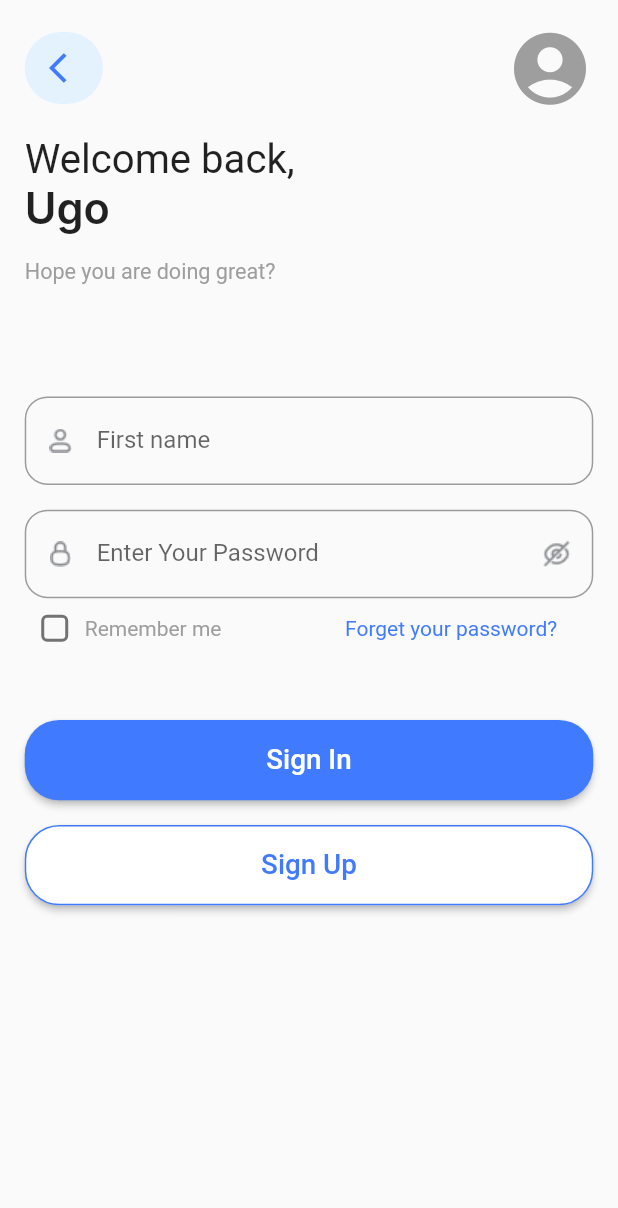
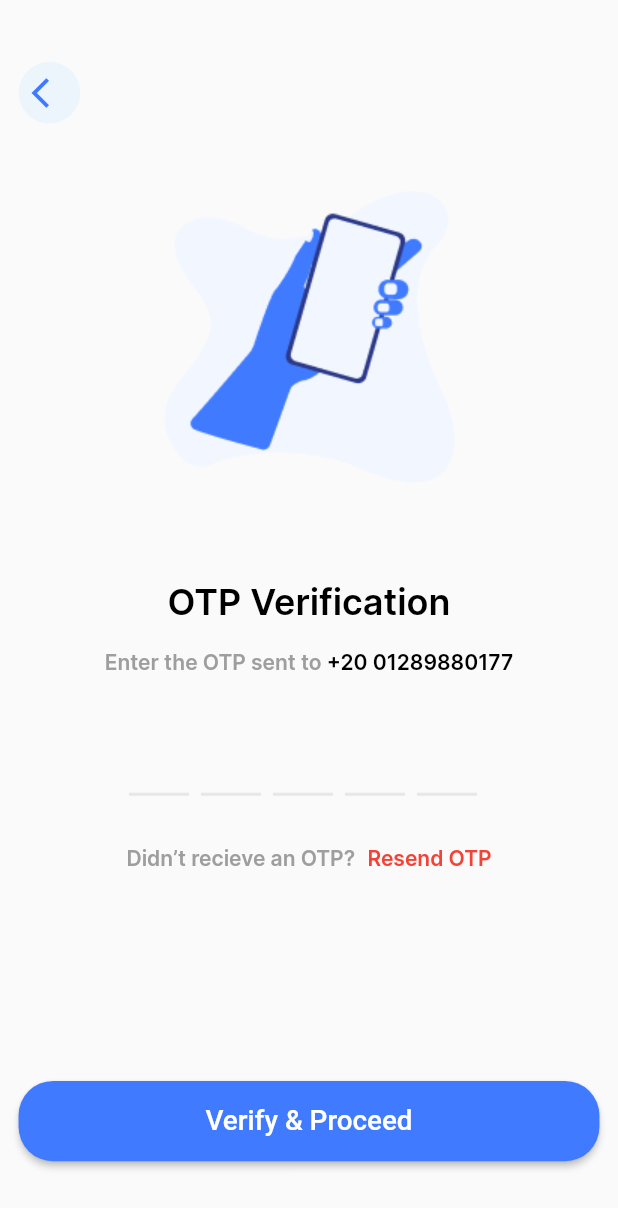
Before and after one commit to mostafa1255/Payment_App, a Flutter app: the screen it shows after launch, on a phone screen of 412 x 824 dp. Shown: the top 1208 px of the screen. Run offline on Flutter 3.47's test engine with Material 2 defaults, Android fonts, the phone set to English and light mode, and no system bars; drawn by our look-alikes of flutter_otp_text_field; our stand-ins replace animated_splash_screen, csc_picker, dio, get, get_it, logger and 2 more.

Commit message:
OTP screen done

```diff
--- a/lib/App/Presentation/View/Screens/Auth/Login_Screen/widgets/LoginScreenBody.dart
+++ b/lib/App/Presentation/View/Screens/Auth/Login_Screen/widgets/LoginScreenBody.dart
@@ -3,6 +3,7 @@ import 'package:payment_app/App/Presentation/View/Widgets/customMainButton.dart'
 import 'package:payment_app/App/Styles/colors.dart';
 import 'package:payment_app/App/Styles/Assets.dart';
 import 'package:payment_app/App/Styles/text_Style.dart';
+import '../../../../Widgets/customBackIcon.dart';
 import '../../../../Widgets/customCheckBox.dart';
 import '../../../../Widgets/customSideButton.dart';
 import '../../../../Widgets/customTextField1.dart';
@@ -28,24 +29,7 @@ class _LoginScreenBodyState extends State<LoginScreenBody> {
           Row(
             mainAxisAlignment: MainAxisAlignment.spaceBetween,
             children: [
-              Container(
-                decoration: BoxDecoration(
-                    color: Colors.blue.shade50,
-                    borderRadius: BorderRadius.circular(50)),
-                child: Row(
-                  children: [
-                    SizedBox(
-                      width: device.width * 0.01,
-                    ),
-                    IconButton(
-                        onPressed: () {},
-                        icon: const Icon(
-                          Icons.arrow_back_ios,
-                          color: Color(colors.kPrimaryColor),
-                        )),
-                  ],
-                ),
-              ),
+              customBackIcon(device: device),
               Icon(
                 Icons.account_circle,
                 size: device.width * 0.14,
@@ -82,15 +66,7 @@ class _LoginScreenBodyState extends State<LoginScreenBody> {
           SizedBox(
             height: device.height * 0.02,
           ),
-          TextFormField(
-            decoration: InputDecoration(
-                suffixIcon: IconButton(
-                    onPressed: () {}, icon: Image.asset(Aseets.eyesplash)),
-                prefixIcon: Image.asset(Aseets.Lock),
-                border:
-                    OutlineInputBorder(borderRadius: BorderRadius.circular(15)),
-                labelText: "Enter Your Password"),
-          ),
+          customTextField2(),
           Row(
             children: [
               const customCheckBox(),
@@ -128,3 +104,22 @@ class _LoginScreenBodyState extends State<LoginScreenBody> {
     ));
   }
 }
+
+class customTextField2 extends StatelessWidget {
+  const customTextField2({
+    super.key,
+  });
+
+  @override
+  Widget build(BuildContext context) {
+    return TextFormField(
+      decoration: InputDecoration(
+          suffixIcon: IconButton(
+              onPressed: () {}, icon: Image.asset(Aseets.eyesplash)),
+          prefixIcon: Image.asset(Aseets.Lock),
+          border:
+              OutlineInputBorder(borderRadius: BorderRadius.circular(15)),
+          labelText: "Enter Your Password"),
+    );
+  }
+}
--- /dev/null
+++ b/lib/App/Presentation/View/Screens/Auth/OTP/otp_Screen.dart
@@ -0,0 +1,12 @@
+import 'package:flutter/material.dart';
+
+import 'widgets/otpScreenBody.dart';
+
+class otpScreen extends StatelessWidget {
+  const otpScreen({super.key});
+
+  @override
+  Widget build(BuildContext context) {
+    return Scaffold(body: const otpScreenBody());
+  }
+}
--- /dev/null
+++ b/lib/App/Presentation/View/Screens/Auth/OTP/widgets/otpScreenBody.dart
@@ -0,0 +1,113 @@
+import 'package:flutter/material.dart';
+import 'package:payment_app/App/Presentation/View/Widgets/customMainButton.dart';
+import 'package:payment_app/App/Styles/colors.dart';
+import 'package:payment_app/App/Styles/text_Style.dart';
+import 'package:flutter_otp_text_field/flutter_otp_text_field.dart';
+import '../../../../../../Styles/Assets.dart';
+import '../../../../Widgets/customBackIcon.dart';
+
+class otpScreenBody extends StatelessWidget {
+  const otpScreenBody({super.key});
+
+  @override
+  Widget build(BuildContext context) {
+    Size device = MediaQuery.sizeOf(context);
+    return Padding(
+      padding: EdgeInsets.symmetric(horizontal: device.width * 0.03),
+      child: SingleChildScrollView(
+        child: Column(
+          crossAxisAlignment: CrossAxisAlignment.start,
+          children: [
+            SizedBox(
+              height: device.height * 0.05,
+            ),
+            customBackIcon(device: device),
+            Center(child: Image.asset(Aseets.OTP)),
+            SizedBox(
+              height: device.height * 0.03,
+            ),
+            Center(
+              child: Column(
+                children: [
+                  const Text(
+                    "OTP Verification",
+                    style: textstyle.textstyle24,
+                  ),
+                  SizedBox(
+                    height: device.height * 0.02,
+                  ),
+                  Row(
+                    mainAxisAlignment: MainAxisAlignment.center,
+                    children: [
+                      const Text(
+                        "Enter the OTP sent to ",
+                        style: textstyle.textstyle14,
+                      ),
+                      Text(
+                        "+20 01289880177",
+                        style: textstyle.textstyle14.copyWith(
+                          color: Colors.black,
+                        ),
+                      ),
+                    ],
+                  ),
+                ],
+              ),
+            ),
+            SizedBox(
+              height: device.height * 0.04,
+            ),
+            OtpTextField(
+              numberOfFields: 5,
+              borderColor: Color(colors.kPrimaryColor),
+              //set to true to show as box or false to show as dash
+              showFieldAsBox: false,
+              //runs when a code is typed in
+              onCodeChanged: (String code) {
+                //handle validation or checks here
+              },
+              //runs when every textfield is filled
+              onSubmit: (String verificationCode) {
+                showDialog(
+                    context: context,
+                    builder: (context) {
+                      return AlertDialog(
+                        title: const Text("Verification Code"),
+                        content: Text('Code entered is $verificationCode'),
+                      );
+                    });
+              }, // end onSubmit
+            ),
+            SizedBox(
+              height: device.height * 0.04,
+            ),
+            Row(
+              mainAxisAlignment: MainAxisAlignment.center,
+              children: [
+                const Text(
+                  "Didn’t recieve an OTP?",
+                  style: textstyle.textstyle14,
+                ),
+                SizedBox(
+                  width: device.width * 0.02,
+                ),
+                Text(
+                  "Resend OTP",
+                  style: textstyle.textstyle14.copyWith(color: Colors.red),
+                ),
+              ],
+            ),
+            SizedBox(
+              height: device.height * 0.17,
+            ),
+            customMainButton(
+              device: device,
+              txt: "Verify & Proceed",
+              onPressed: () {},
+            )
+          ],
+        ),
+      ),
+    );
+  }
+}
--- /dev/null
+++ b/lib/App/Presentation/View/Widgets/customBackIcon.dart
@@ -0,0 +1,28 @@
+import 'package:flutter/material.dart';
+import 'package:payment_app/App/Styles/colors.dart';
+
+class customBackIcon extends StatelessWidget {
+  const customBackIcon({
+    super.key,
+    required this.device,
+  });
+
+  final Size device;
+
+  @override
+  Widget build(BuildContext context) {
+    return Container(
+      width: device.width * 0.1,
+      height: device.width * 0.1,
+      decoration: BoxDecoration(
+          color: Colors.blue.shade50.withOpacity(0.6),
+          borderRadius: BorderRadius.circular(device.width * 0.14 / 2)),
+      child: IconButton(
+          onPressed: () {},
+          icon: const Icon(
+            Icons.arrow_back_ios,
+            color: Color(colors.kPrimaryColor),
+          )),
+    );
+  }
+}
--- a/lib/App/Presentation/View/Widgets/customTextField1.dart
+++ b/lib/App/Presentation/View/Widgets/customTextField1.dart
@@ -12,8 +12,13 @@ class customTextField1 extends StatelessWidget {
   Widget build(BuildContext context) {
     return TextFormField(
       decoration: InputDecoration(
+          enabledBorder: OutlineInputBorder(
+              borderRadius: BorderRadius.circular(15),
+              borderSide: BorderSide(color: Colors.grey.withOpacity(0.45))),
           prefixIcon: Image.asset(icon),
-          border: OutlineInputBorder(borderRadius: BorderRadius.circular(15)),
+          border: OutlineInputBorder(
+            borderRadius: BorderRadius.circular(15),
+          ),
           labelText: txt),
     );
   }
--- a/lib/App/Styles/Assets.dart
+++ b/lib/App/Styles/Assets.dart
@@ -7,4 +7,8 @@ class Aseets {
   static const account = "assets/Icons/Group.png";
   static const Lock = "assets/Icons/Group2.png";
   static const eyesplash = "assets/Icons/eye-slash.png";
+  static const Phone = "assets/Icons/Group3.png";
+  static const Email = "assets/Icons/Group4.png";
+  static const country = "assets/Icons/Group 1844.png";
+  static const OTP = "assets/images/Connectivity 03.png";
 }
--- a/lib/App/Styles/text_Style.dart
+++ b/lib/App/Styles/text_Style.dart
@@ -1,5 +1,11 @@
 import 'package:flutter/material.dart';
 
 class textstyle {
-  static const textstyle14 = TextStyle(color: Colors.grey, fontSize: 14);
+  static const textstyle14 =
+      TextStyle(color: Colors.grey, fontSize: 14, fontFamily: "Inter");
+  static const textstyle24 = TextStyle(
+    color: Colors.black,
+    fontSize: 24,
+    fontFamily: "Inter",
+  );
 }
--- a/lib/main.dart
+++ b/lib/main.dart
@@ -1,7 +1,7 @@
 import 'package:flutter/material.dart';
 import 'package:get/get.dart';
-import 'package:payment_app/App/Presentation/View/Screens/Auth/Login_Screen/Login_Screen.dart';
-import 'package:payment_app/App/Presentation/View/Screens/Splash_Screen/Spash_Screen.dart';
+import 'package:payment_app/App/Presentation/View/Screens/Auth/OTP/otp_Screen.dart';
+import 'package:payment_app/App/Presentation/View/Screens/Auth/Register_Screen/Register_Screen.dart';
 
 void main() {
   runApp(const MyApp());
@@ -15,7 +15,7 @@ class MyApp extends StatelessWidget {
   Widget build(BuildContext context) {
     return const GetMaterialApp(
       debugShowCheckedModeBanner: false,
-      home: LoginScreen(),
+      home: otpScreen(),
     );
   }
 }
--- a/pubspec.yaml
+++ b/pubspec.yaml
@@ -29,11 +29,13 @@ environment:
 # versions available, run `flutter pub outdated`.
 dependencies:
   animated_splash_screen: ^1.3.0
+  csc_picker: ^0.2.7
   cupertino_icons: ^1.0.2
   dio: ^5.3.2
   firebase_core: ^2.15.0
   flutter:
     sdk: flutter
+  flutter_otp_text_field: ^1.1.1
   flutterfire_cli: ^0.2.7
   get: ^4.6.5
   get_it: ^7.6.0
```
Also changed, not shown: assets/Icons/Group 1844.png (added), assets/Icons/Group3.png (added), assets/Icons/Group4.png (added), assets/images/Connectivity 03.png (added), pubspec.lock.
